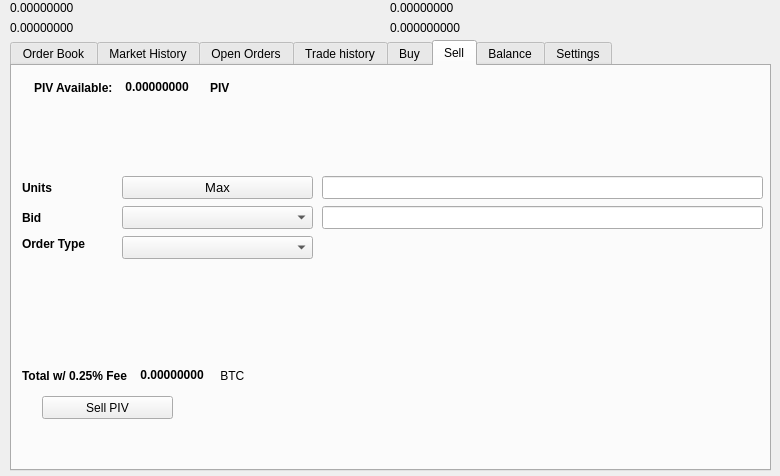
This is src/qt/forms/tradingdialog.ui in dev1972/Satellitecoin as Qt 5 draws it before an edit. The edited form follows.
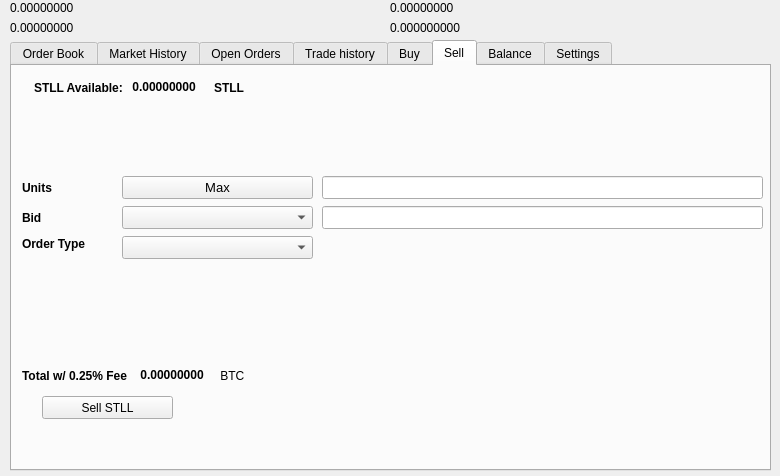
This is the edited form. The open tabs and pages were chosen to show the change. Icons and pictures are not drawn.

Patch:
```diff
--- a/src/qt/forms/tradingdialog.ui
+++ b/src/qt/forms/tradingdialog.ui
@@ -1566,7 +1566,7 @@
       </rect>
      </property>
      <property name="text">
-      <string>Sell PIV</string>
+      <string>Sell STLL</string>
      </property>
      <property name="icon">
       <iconset resource="../stll">
@@ -1592,7 +1592,7 @@
          </font>
         </property>
         <property name="text">
-         <string>PIV Available:</string>
+         <string>STLL Available:</string>
         </property>
        </widget>
       </item>
@@ -2036,7 +2036,7 @@
          </font>
         </property>
         <property name="text">
-         <string>PIV</string>
+         <string>STLL</string>
         </property>
        </widget>
       </item>
```
Left out of the diff: 34 changed lines with no effect on the pictures.
